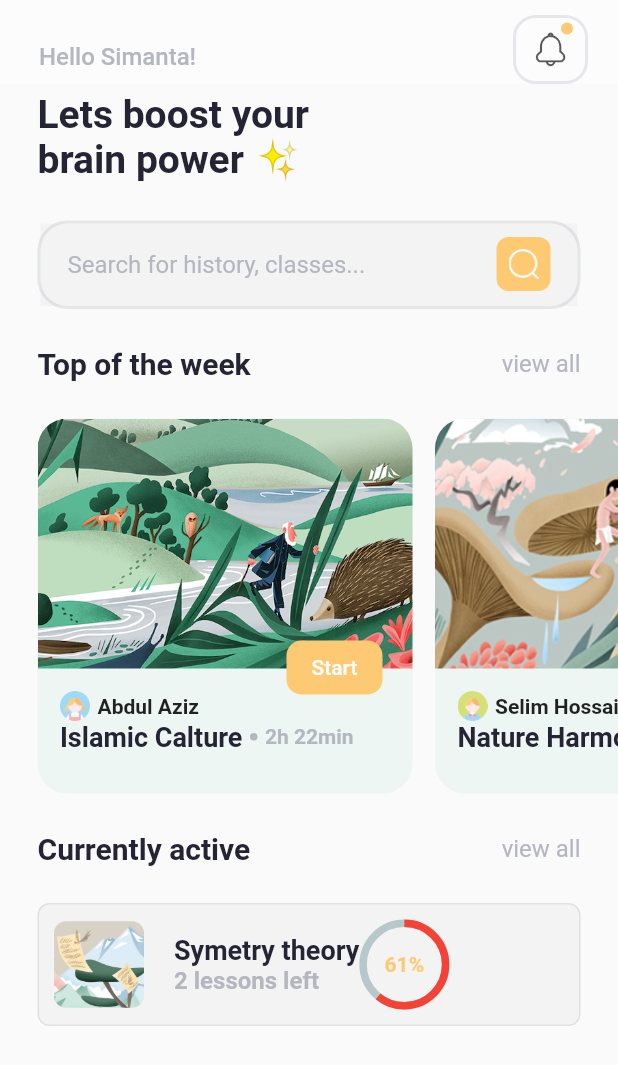
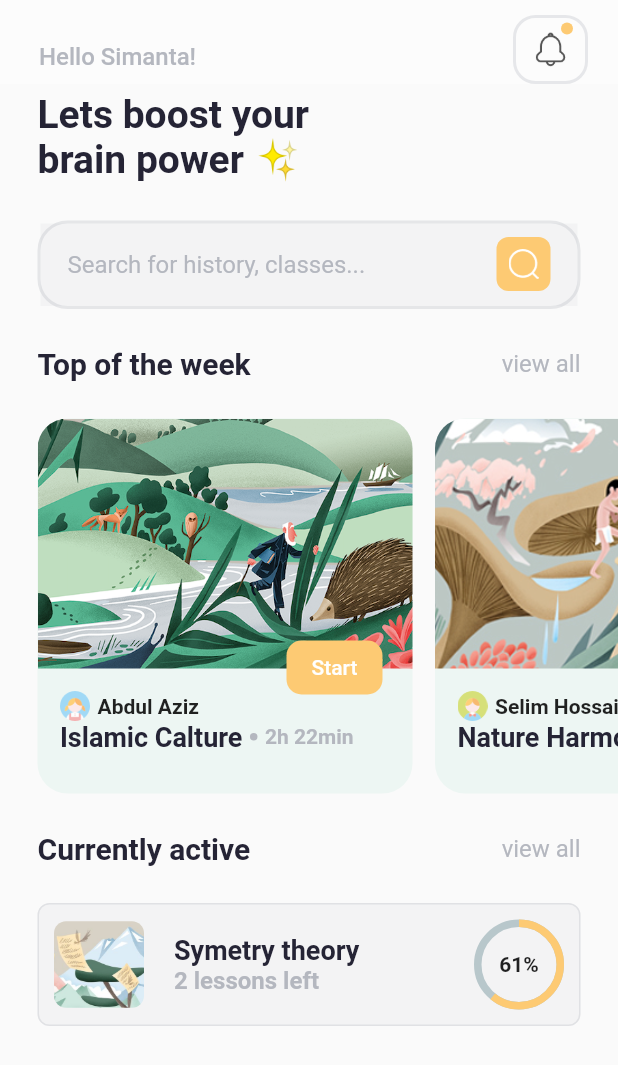
Before and after one commit to syedsimanta03/elearn, a Flutter app: the screen it shows after launch, on a phone screen of 412 x 824 dp. Shown: the top 1065 px of the screen. Run offline on Flutter 3.47's test engine with Material 2 defaults, Android fonts, the phone set to English and light mode, and no system bars; drawn by our look-alikes of percent_indicator.

Commit message:
home done

```diff
--- a/lib/screens/home/widget/active_course.dart
+++ b/lib/screens/home/widget/active_course.dart
@@ -18,17 +18,15 @@ class ActiveCourse extends StatelessWidget {
                 border:
                     Border.all(color: kFontLight.withOpacity(0.3), width: 1),
                 borderRadius: BorderRadius.circular(8)),
-            child: Row(children: [
+            child: Row(
+              mainAxisAlignment: MainAxisAlignment.spaceBetween,
+              children: [
                 Row(
-                mainAxisAlignment: MainAxisAlignment.spaceBetween,
                   children: [
                     ClipRRect(
                         borderRadius: BorderRadius.circular(8),
-                    child: Image.asset(
-                      'assets/images/progress.png',
-                      width: 60,
-                    ),
-                  ),
+                        child: Image.asset('assets/images/progress.png',
+                            width: 60)),
                     SizedBox(width: 20),
                     Column(
                       crossAxisAlignment: CrossAxisAlignment.start,
@@ -46,7 +44,9 @@ class ActiveCourse extends StatelessWidget {
                               fontSize: 16,
                               fontWeight: FontWeight.bold,
                               color: kFontLight),
-                      ),
+                        )
+                      ],
+                    )
                   ],
                 ),
                 CircularPercentIndicator(
@@ -55,13 +55,12 @@ class ActiveCourse extends StatelessWidget {
                   percent: 0.61,
                   center: Text(
                     '61%',
-                      style: TextStyle(
-                          fontWeight: FontWeight.bold, color: kAccent),
+                    style: TextStyle(fontWeight: FontWeight.bold),
                   ),
-                  )
+                  progressColor: kAccent,
+                ),
               ],
             ),
-            ]),
           )
         ],
       ),
```
Lines whose indentation alone changed are shown as unchanged.
